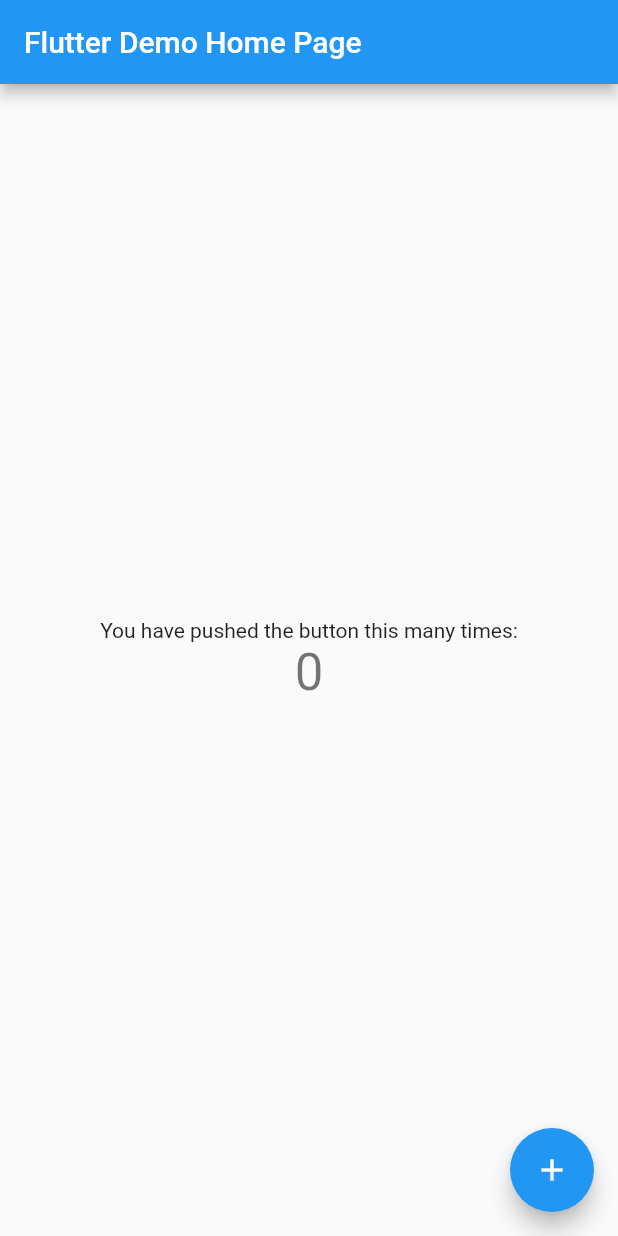
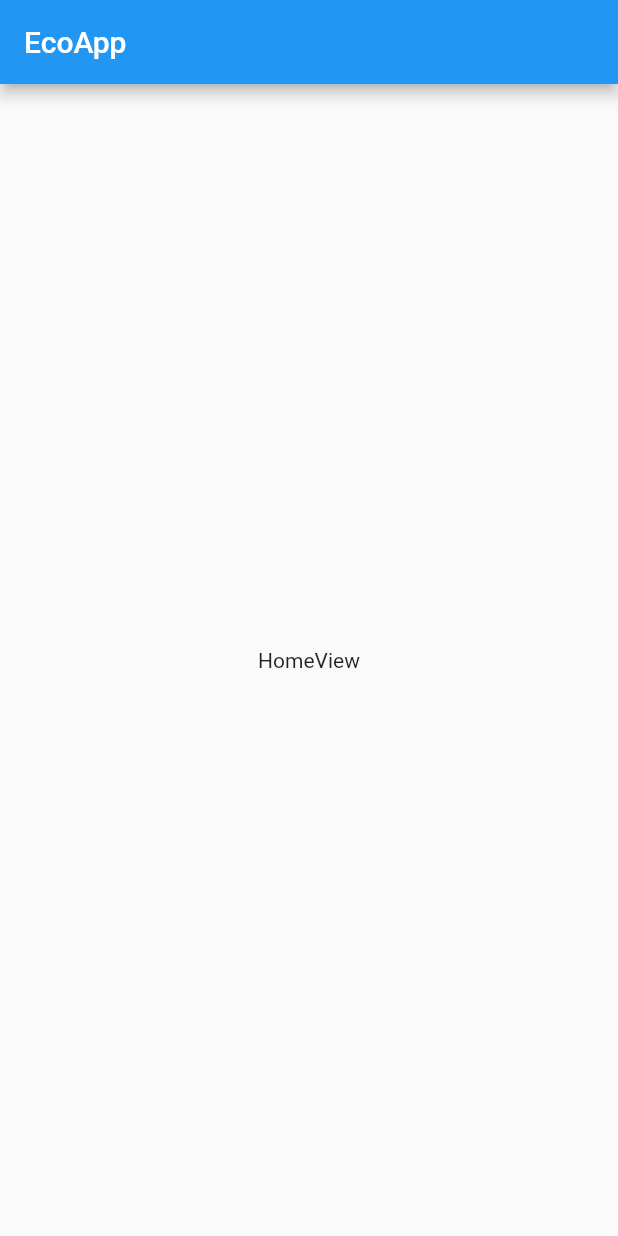
Before and after one commit to IQuinteros/ecoapp, a Flutter app: the screen it shows after launch, on a phone screen of 412 x 824 dp. Run offline on Flutter 3.47's test engine with Material 2 defaults, Android fonts, the phone set to English and light mode, and no system bars.

Commit message:
HomeView added

```diff
--- a/lib/main.dart
+++ b/lib/main.dart
@@ -1,4 +1,5 @@
 import 'package:flutter/material.dart';
+import 'package:flutter_ecoapp/views/home_view.dart';
 
 void main() {
   runApp(MyApp());
@@ -22,92 +23,7 @@
         // is not restarted.
         primarySwatch: Colors.blue,
       ),
-      home: MyHomePage(title: 'Flutter Demo Home Page'),
+      home: HomeView()
     );
   }
 }
-
-class MyHomePage extends StatefulWidget {
-  MyHomePage({Key key, this.title}) : super(key: key);
-
-  // This widget is the home page of your application. It is stateful, meaning
-  // that it has a State object (defined below) that contains fields that affect
-  // how it looks.
-
-  // This class is the configuration for the state. It holds the values (in this
-  // case the title) provided by the parent (in this case the App widget) and
-  // used by the build method of the State. Fields in a Widget subclass are
-  // always marked "final".
-
-  final String title;
-
-  @override
-  _MyHomePageState createState() => _MyHomePageState();
-}
-
-class _MyHomePageState extends State<MyHomePage> {
-  int _counter = 0;
-
-  void _incrementCounter() {
-    setState(() {
-      // This call to setState tells the Flutter framework that something has
-      // changed in this State, which causes it to rerun the build method below
-      // so that the display can reflect the updated values. If we changed
-      // _counter without calling setState(), then the build method would not be
-      // called again, and so nothing would appear to happen.
-      _counter++;
-    });
-  }
-
-  @override
-  Widget build(BuildContext context) {
-    // This method is rerun every time setState is called, for instance as done
-    // by the _incrementCounter method above.
-    //
-    // The Flutter framework has been optimized to make rerunning build methods
-    // fast, so that you can just rebuild anything that needs updating rather
-    // than having to individually change instances of widgets.
-    return Scaffold(
-      appBar: AppBar(
-        // Here we take the value from the MyHomePage object that was created by
-        // the App.build method, and use it to set our appbar title.
-        title: Text(widget.title),
-      ),
-      body: Center(
-        // Center is a layout widget. It takes a single child and positions it
-        // in the middle of the parent.
-        child: Column(
-          // Column is also a layout widget. It takes a list of children and
-          // arranges them vertically. By default, it sizes itself to fit its
-          // children horizontally, and tries to be as tall as its parent.
-          //
-          // Invoke "debug painting" (press "p" in the console, choose the
-          // "Toggle Debug Paint" action from the Flutter Inspector in Android
-          // Studio, or the "Toggle Debug Paint" command in Visual Studio Code)
-          // to see the wireframe for each widget.
-          //
-          // Column has various properties to control how it sizes itself and
-          // how it positions its children. Here we use mainAxisAlignment to
-          // center the children vertically; the main axis here is the vertical
-          // axis because Columns are vertical (the cross axis would be
-          // horizontal).
-          mainAxisAlignment: MainAxisAlignment.center,
-          children: <Widget>[
-            Text(
-              'You have pushed the button this many times:',
-            ),
-            Text(
-              '$_counter',
-              style: Theme.of(context).textTheme.headline4,
-            ),
-          ],
-        ),
-      ),
-      floatingActionButton: FloatingActionButton(
-        onPressed: _incrementCounter,
-        tooltip: 'Increment',
-        child: Icon(Icons.add),
-      ), // This trailing comma makes auto-formatting nicer for build methods.
-    );
-  }
-}
--- a/lib/views/home_view.dart
+++ b/lib/views/home_view.dart
@@ -0,0 +1,15 @@
+import 'package:flutter/material.dart';
+
+class HomeView extends StatelessWidget {
+  @override
+  Widget build(BuildContext context) {
+    return Scaffold(
+      appBar: AppBar(
+        title: Text('EcoApp'),
+      ),
+      body: Center(
+        child: Text('HomeView'),
+      ),
+    );
+  }
+}
```
